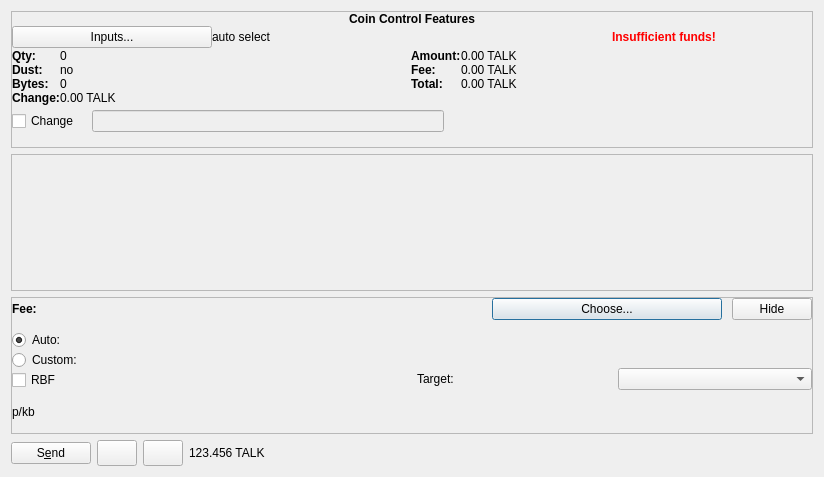
The window that src/qt/forms/sendcoinsdialog.ui (BlockMechanic/rain) describes before a commit, drawn with Qt 5.
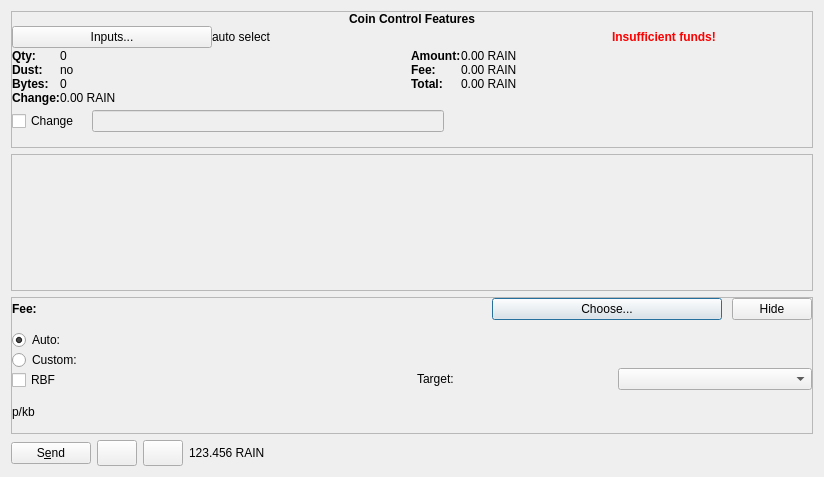
The same window after the commit. Icons and pictures are not drawn. Custom widgets are drawn as their Qt base class.

```diff
--- a/src/qt/forms/sendcoinsdialog.ui
+++ b/src/qt/forms/sendcoinsdialog.ui
@@ -328,7 +328,7 @@
              <enum>Qt::ActionsContextMenu</enum>
             </property>
             <property name="text">
-             <string notr="true">0.00 TALK</string>
+             <string notr="true">0.00 RAIN</string>
             </property>
             <property name="textInteractionFlags">
              <set>Qt::LinksAccessibleByMouse|Qt::TextSelectableByKeyboard|Qt::TextSelectableByMouse</set>
@@ -350,7 +350,7 @@
              <enum>Qt::ActionsContextMenu</enum>
             </property>
             <property name="text">
-             <string notr="true">0.00 TALK</string>
+             <string notr="true">0.00 RAIN</string>
             </property>
             <property name="textInteractionFlags">
              <set>Qt::LinksAccessibleByMouse|Qt::TextSelectableByKeyboard|Qt::TextSelectableByMouse</set>
@@ -460,7 +460,7 @@
              <enum>Qt::ActionsContextMenu</enum>
             </property>
             <property name="text">
-             <string notr="true">0.00 TALK</string>
+             <string notr="true">0.00 RAIN</string>
             </property>
             <property name="textInteractionFlags">
              <set>Qt::LinksAccessibleByMouse|Qt::TextSelectableByKeyboard|Qt::TextSelectableByMouse</set>
@@ -501,7 +501,7 @@
              <enum>Qt::ActionsContextMenu</enum>
             </property>
             <property name="text">
-             <string notr="true">0.00 TALK</string>
+             <string notr="true">0.00 RAIN</string>
             </property>
             <property name="textInteractionFlags">
              <set>Qt::LinksAccessibleByMouse|Qt::TextSelectableByKeyboard|Qt::TextSelectableByMouse</set>
@@ -1008,7 +1008,7 @@
           <cursorShape>IBeamCursor</cursorShape>
          </property>
          <property name="text">
-          <string notr="true">123.456 TALK</string>
+          <string notr="true">123.456 RAIN</string>
          </property>
          <property name="textInteractionFlags">
           <set>Qt::LinksAccessibleByMouse|Qt::TextSelectableByKeyboard|Qt::TextSelectableByMouse</set>
```
